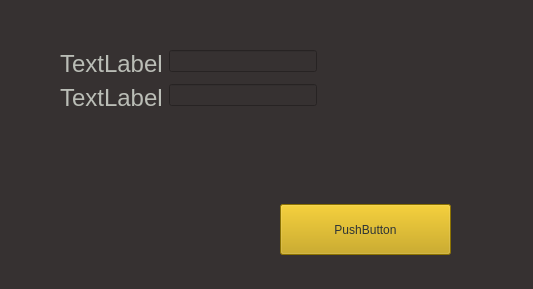
Old version of the form UI/HazırArayüz/Hazir.ui in the repository KaanKizildag/PythonEgitim.
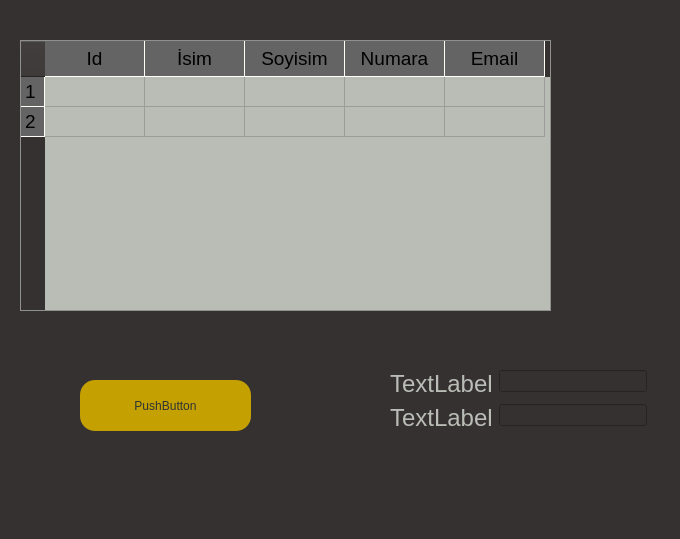
New version of the form. Icons and pictures are not drawn.

Patch:
```diff
--- a/UI/HazırArayüz/Hazir.ui
+++ b/UI/HazırArayüz/Hazir.ui
@@ -6,8 +6,8 @@
    <rect>
     <x>0</x>
     <y>0</y>
-    <width>533</width>
-    <height>289</height>
+    <width>680</width>
+    <height>539</height>
    </rect>
   </property>
   <property name="windowTitle">
@@ -15,7 +15,7 @@
   </property>
   <property name="styleSheet">
    <string notr="true">QLabel {
-	font-size : 24px;
+	font-size : 18pt;
 	width : 10px;
 	color: rgb(186, 189, 182);
 	background-color: rgba(0, 0, 0, 150);
@@ -28,14 +28,37 @@
 QPushButton{
 	background-color: rgb(196, 160, 0);
 	color: rgb(46, 52, 54);
-	image : url(atom-icon.png);
+	border-radius : 15px;
+}
+QPushButton:hover{
+	color : rgb(186, 189, 182);
+	background-color : rgb(252, 233, 79);
+}
+
+QTableWidget{
+	background-color: rgb(186, 189, 182);
+}
+QTableWidget::item:selected{ 
+	background-color: rgb(252, 175, 62);
+}
+QTableWidget::item:hover{ 
+	background-color: rgb(138, 226, 52);
+}
+
+QHeaderView::section {
+    background-color: #646464;
+    padding: 4px;
+    font-size: 14pt;
+    border-style: none;
+    border-bottom: 1px solid #fffff8;
+    border-right: 1px solid #fffff8;
 }</string>
   </property>
   <widget class="QPushButton" name="pushButton">
    <property name="geometry">
     <rect>
-     <x>280</x>
-     <y>204</y>
+     <x>80</x>
+     <y>380</y>
      <width>171</width>
      <height>51</height>
     </rect>
@@ -47,13 +70,13 @@
     <string>PushButton</string>
    </property>
   </widget>
-  <widget class="QWidget" name="">
+  <widget class="QWidget" name="layoutWidget">
    <property name="geometry">
     <rect>
-     <x>60</x>
-     <y>50</y>
+     <x>390</x>
+     <y>370</y>
      <width>257</width>
-     <height>64</height>
+     <height>95</height>
     </rect>
    </property>
    <layout class="QFormLayout" name="formLayout">
@@ -79,6 +102,51 @@
     </item>
    </layout>
   </widget>
+  <widget class="QTableWidget" name="tableWidget">
+   <property name="geometry">
+    <rect>
+     <x>20</x>
+     <y>40</y>
+     <width>531</width>
+     <height>271</height>
+    </rect>
+   </property>
+   <row>
+    <property name="text">
+     <string>1</string>
+    </property>
+   </row>
+   <row>
+    <property name="text">
+     <string>2</string>
+    </property>
+   </row>
+   <column>
+    <property name="text">
+     <string>Id</string>
+    </property>
+   </column>
+   <column>
+    <property name="text">
+     <string>İsim</string>
+    </property>
+   </column>
+   <column>
+    <property name="text">
+     <string>Soyisim</string>
+    </property>
+   </column>
+   <column>
+    <property name="text">
+     <string>Numara</string>
+    </property>
+   </column>
+   <column>
+    <property name="text">
+     <string>Email</string>
+    </property>
+   </column>
+  </widget>
  </widget>
  <resources/>
  <connections/>
```
Left out of the diff: 18 changed lines with no effect on the pictures.
